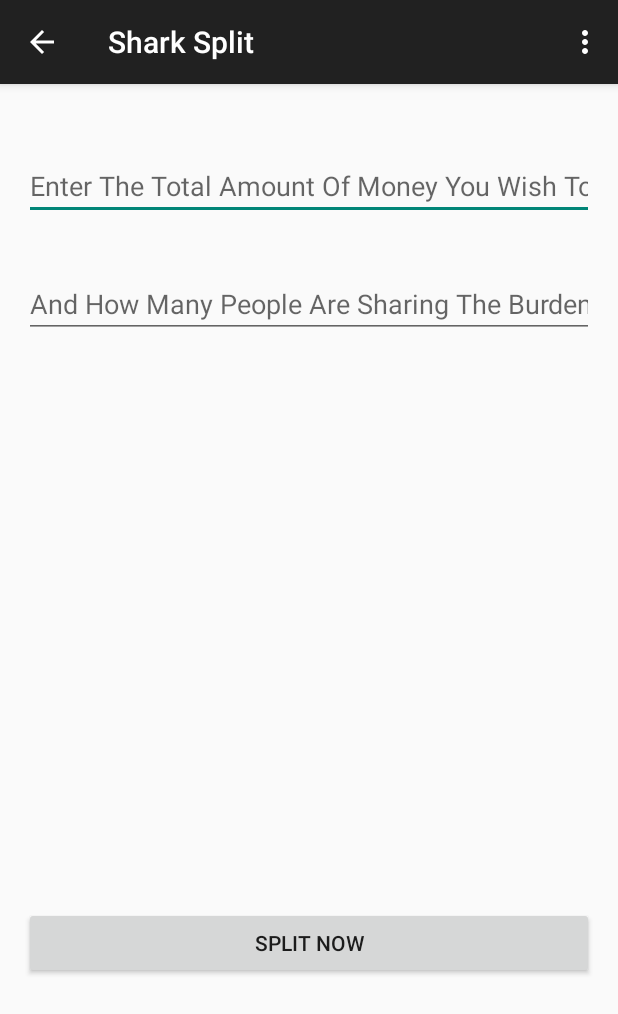
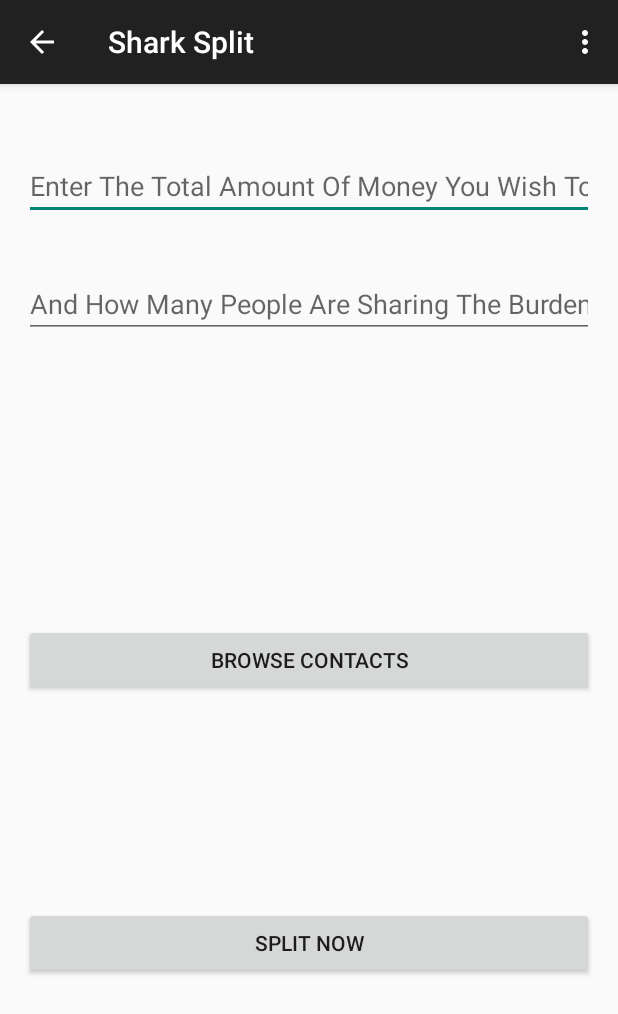
Before and after one commit to TravisWu/PayMe, an Android app: the SharkSplit screen opened directly, with no data from a screen before it, on a phone screen of 412 x 824 dp. Shown: the top 1014 px of the screen. Run offline under Robolectric (Android 15) with nearby library versions, the phone set to English and light mode, and no system bars.

Commit message:
Merge branch 'master' of https://github.com/TravisWu/PayMe
Conflicts:
	app/src/main/AndroidManifest.xml

```diff
--- a/app/src/main/res/layout/shark_split.xml
+++ b/app/src/main/res/layout/shark_split.xml
@@ -1,37 +1,58 @@
 <RelativeLayout xmlns:android="http://schemas.android.com/apk/res/android"
-    xmlns:tools="http://schemas.android.com/tools" android:layout_width="match_parent"
-    android:layout_height="match_parent" android:paddingLeft="@dimen/activity_horizontal_margin"
+    android:layout_width="match_parent"
+    android:layout_height="match_parent"
+    android:paddingBottom="@dimen/activity_vertical_margin"
+    android:paddingLeft="@dimen/activity_horizontal_margin"
     android:paddingRight="@dimen/activity_horizontal_margin"
-    android:paddingTop="@dimen/activity_vertical_margin"
-    android:paddingBottom="@dimen/activity_vertical_margin">
+    android:paddingTop="@dimen/activity_vertical_margin">
 
     <EditText android:id="@+id/amount_to_split"
         android:layout_width="wrap_content"
         android:layout_height="wrap_content"
-        android:inputType="numberSigned"
+        android:layout_alignParentEnd="true"
+        android:layout_alignParentRight="true"
+        android:layout_alignParentTop="true"
+        android:layout_marginTop="29dp"
         android:hint="@string/total_to_split"
-        android:layout_alignParentTop="true"
-        android:layout_alignParentRight="true"
-        android:layout_alignParentEnd="true"
-        android:layout_marginTop="29dp" />
+        android:inputType="numberSigned" />
     <EditText android:id="@+id/n_people"
         android:layout_width="wrap_content"
         android:layout_height="wrap_content"
-        android:inputType="numberSigned"
+        android:layout_alignParentEnd="true"
+        android:layout_alignParentRight="true"
+        android:layout_below="@+id/amount_to_split"
+        android:layout_marginTop="33dp"
         android:hint="@string/n_people"
-        android:layout_below="@+id/amount_to_split"
+        android:inputType="numberSigned" />
+
+    <TableLayout
+        android:id="@+id/people_list"
+        android:layout_width="wrap_content"
+        android:layout_height="wrap_content">
+
+    </TableLayout>
+    <Button
+        android:id="@+id/launch_contacts"
+        android:layout_width="wrap_content"
+        android:layout_height="wrap_content"
+        android:layout_alignParentEnd="true"
+        android:layout_alignParentLeft="true"
         android:layout_alignParentRight="true"
-        android:layout_alignParentEnd="true"
-        android:layout_marginTop="33dp" />
+        android:layout_alignParentStart="true"
+        android:layout_centerVertical="true"
+        android:onClick="launchContactPicker"
+        android:text="@string/launch_contacts" />
+
     <Button
         android:layout_width="match_parent"
         android:layout_height="wrap_content"
-        android:text="@string/split_now"
-        android:onClick="continueToSplit"
-        android:layout_gravity="center"
         android:layout_alignParentBottom="true"
         android:layout_alignParentLeft="true"
         android:layout_alignParentStart="true"
-        android:layout_marginBottom="155dp" />
+        android:layout_gravity="center"
+        android:layout_marginBottom="155dp"
+        android:onClick="continueToSplit"
+        android:text="@string/split_now" />
+
 
 </RelativeLayout>
```
Also changed, not shown: app/src/main/java/com/traviswu/payme/SharkSplit.java (+79 -2 lines).
